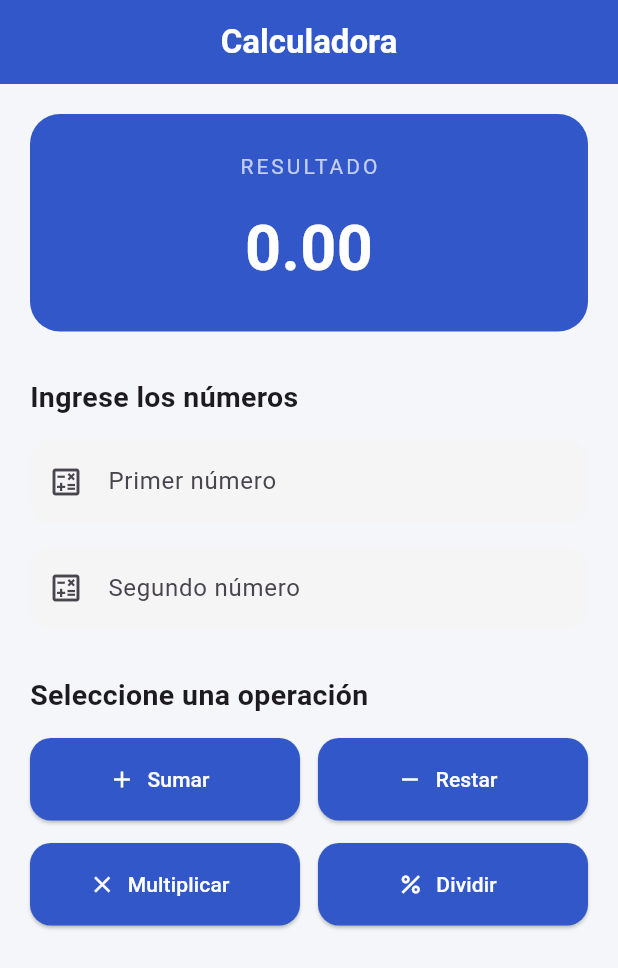
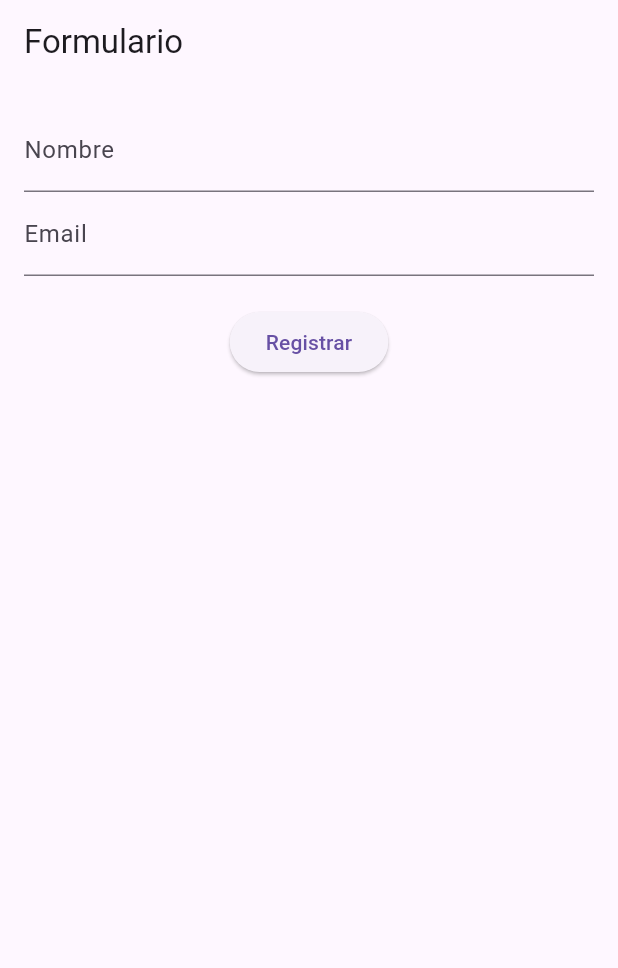
Before and after one commit to cristiansapi/APLICACIONES-MOVILES-2026-2, a Flutter app: the screen it shows after launch, on a phone screen of 412 x 824 dp. Shown: the top 968 px of the screen. Run offline on Flutter 3.47's test engine with Material 3 defaults, Android fonts, the phone set to English and light mode, and no system bars.

Commit message:
segundo commit

```diff
--- a/lib/controllers/calculadora_controller.dart
+++ b/lib/controllers/calculadora_controller.dart
@@ -2,6 +2,7 @@ class CalculadoraController {
   double sumar(double a, double b) {
     return a + b;
   }
+
 
   double restar(double a, double b) {
     return a - b;
--- a/lib/main.dart
+++ b/lib/main.dart
@@ -2,6 +2,9 @@ import 'package:flutter/material.dart';
 import 'package:flutter_app_1/screen/screen_basico1.dart';
 import 'package:flutter_app_1/screen/screen_basico2.dart';
 import 'package:flutter_app_1/screen/screen_calculadora.dart';
+import 'package:flutter_app_1/screen/screen_formulario.dart';
+import 'package:flutter_app_1/screen/screen_validacion.dart';
+import 'package:flutter_app_1/screen/screen_validacion_two.dart';
 
 void main() {
   runApp(const MainApp());
@@ -13,7 +16,7 @@ class MainApp extends StatelessWidget {
   @override
   Widget build(BuildContext context) {
     return MaterialApp(
-      home: ScreenCalculadora(),
+      home: ScreenFormulario(),
     );
   }
 }
--- a/lib/screen/screen_calculadora.dart
+++ b/lib/screen/screen_calculadora.dart
@@ -92,11 +92,11 @@ class _ScreenCalculadoraState extends State<ScreenCalculadora> {
 
       appBar: AppBar(
         title: const Text(
-          'Calculadora',
+          'Calculadora version 1.0',
           style: TextStyle(fontWeight: FontWeight.bold),
         ),
         centerTitle: true,
-        backgroundColor: const Color(0xFF3157C8),
+        backgroundColor: const Color.fromARGB(255, 186, 8, 8),
         foregroundColor: Colors.white,
       ),
 
--- /dev/null
+++ b/lib/screen/screen_formulario.dart
@@ -0,0 +1,81 @@
+import 'package:flutter/material.dart';
+
+class ScreenFormulario extends StatefulWidget {
+  const ScreenFormulario({super.key});
+
+  @override
+  State<ScreenFormulario> createState() => _ScreenFormularioState();
+}
+
+class _ScreenFormularioState extends State<ScreenFormulario> {
+  // controladores de los campos
+  final _formKey = GlobalKey<FormState>();
+  final _nombreController = TextEditingController();
+  final _emailController = TextEditingController();
+
+  void registrar() {
+    if (_formKey.currentState!.validate()) {
+      // Aquí puedes realizar la acción de registro, como enviar los datos a un servidor
+      String nombre = _nombreController.text;
+      String email = _emailController.text;
+
+      // Por ejemplo, mostrar un mensaje de éxito
+      ScaffoldMessenger.of(context).showSnackBar(
+        SnackBar(content: Text('Registro exitoso: $nombre, $email')),
+      );
+    }
+  }
+
+  @override
+  void dispose() {
+    _nombreController.dispose();
+    _emailController.dispose();
+    super.dispose();
+  }
+
+  @override
+  Widget build(BuildContext context) {
+    return Scaffold(
+      appBar: AppBar(title: const Text('Formulario')),
+      body: Form(
+        key: _formKey,
+        child: Padding(
+          padding: const EdgeInsets.all(16.0),
+          child: Column(
+            children: [
+              TextFormField(
+                controller: _nombreController,
+                decoration: const InputDecoration(labelText: 'Nombre'),
+                validator: (value) {
+                  if (value == null || value.isEmpty) {
+                    return 'Por favor ingresa tu nombre';
+                  }
+                  return null;
+                },
+              ),
+              TextFormField(
+                controller: _emailController,
+                decoration: const InputDecoration(labelText: 'Email'),
+                validator: (value) {
+                  if (value == null || value.isEmpty) {
+                    return 'Por favor ingresa tu email';
+                  }
+                  // Validación básica de email
+                  if (!RegExp(r'^[^@]+@[^@]+\.[^@]+').hasMatch(value)) {
+                    return 'Por favor ingresa un email válido';
+                  }
+                  return null;
+                },
+              ),
+              const SizedBox(height: 20),
+              ElevatedButton(
+                onPressed: registrar,
+                child: const Text('Registrar'),
+              ),
+            ],
+          ),
+        )
+      )
+    );
+  }
+}
```
Also changed, not shown: lib/screen/screen_validacion.dart (added, +157 -0 lines), lib/screen/screen_validacion_two.dart (added, +247 -0 lines).
